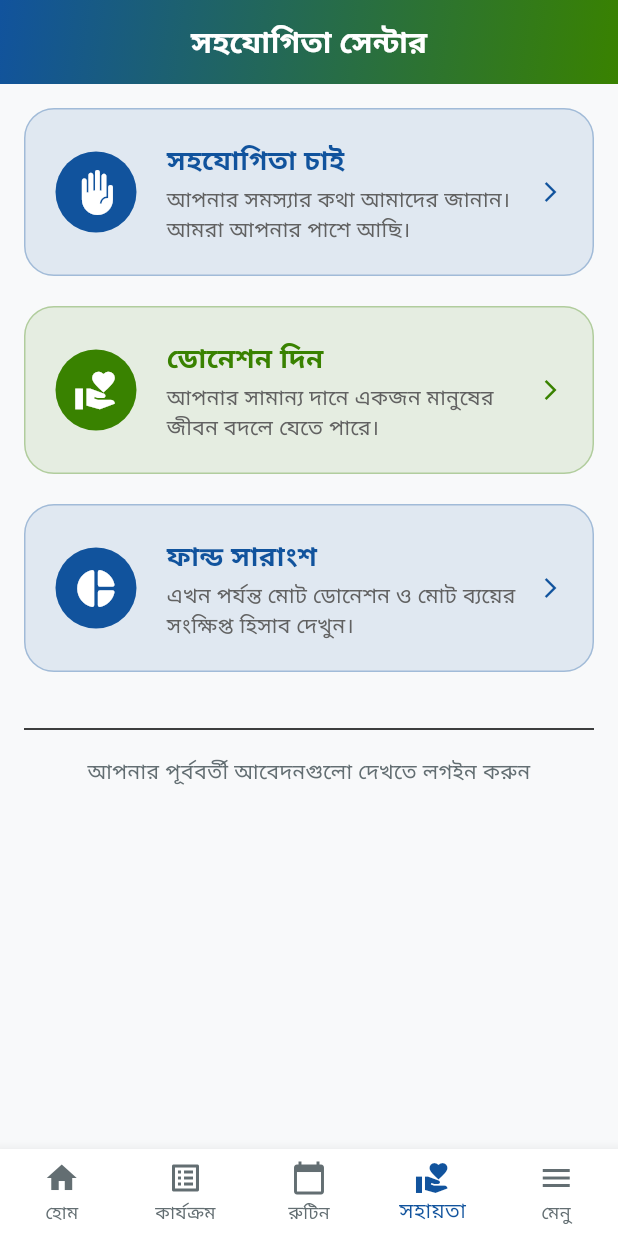
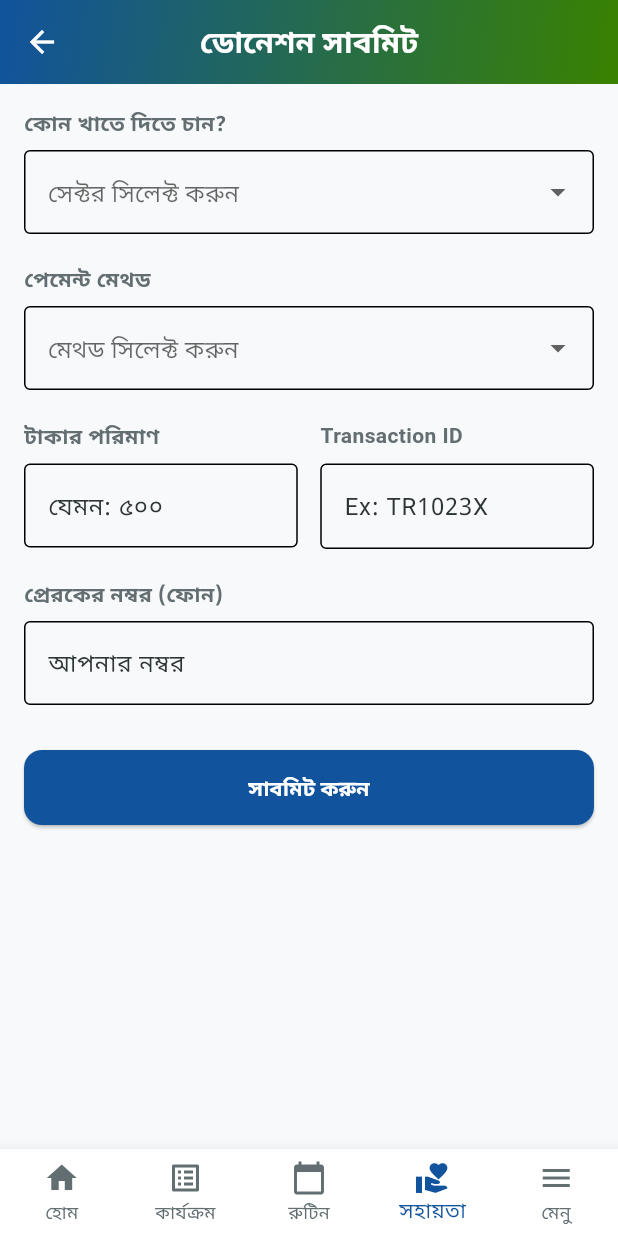
Before and after one commit to AGMKhair/hilful_fuzul_somaj_kollan_songstha, a Flutter app: the screen it shows after launch, item 4 of the bottom bar chosen, after a tap on "ডোনেশন দিন", on a phone screen of 412 x 824 dp. Run offline on Flutter 3.47's test engine with Material 3 defaults, Android fonts, the phone set to English and light mode, and no system bars; our stand-ins replace cloud_firestore, firebase_core, flutter_riverpod, flutter_screenutil, go_router, google_fonts; accounts and stored records are empty.

Commit message:
donation screen

```diff
--- a/lib/features/public/screen/home.dart
+++ b/lib/features/public/screen/home.dart
@@ -15,30 +15,37 @@ class HomeScreen extends StatelessWidget {
     final highlights = <ProjectHighlight>[
       ProjectHighlight(
         id: 'p1',
-        name: 'চলতি প্রজেক্ট ১',
-        address: 'ঢাকা, বাংলাদেশ',
+        name: 'কুরআন প্রতিযোগিতা অনুষ্ঠান',
+        address: 'ভাওরকোট, জয়াগ , সোনাইমুড়ী , নোয়াখালী',
         details:
-        'এই প্রজেক্টের মাধ্যমে অসহায় মানুষের পাশে দাঁড়ানো, জরুরি সহায়তা এবং প্রয়োজনীয় সাপোর্ট প্রদান করা হয়।',
-        imageUrl: null, // image না থাকলে logo দেখাবে
+        'শিশু-কিশোরদের কুরআন শিক্ষা ও নৈতিক মূল্যবোধ গঠনে উৎসাহিত করতে কুরআন তিলাওয়াত/হিফজ/কিরাত প্রতিযোগিতা আয়োজন করা হয়েছে।',
+        imageUrl: null,
       ),
       ProjectHighlight(
         id: 'p2',
-        name: 'চলতি প্রজেক্ট ২',
-        address: 'চট্টগ্রাম, বাংলাদেশ',
+        name: 'ইফতার বিতরণ (১৩৯ পরিবার)',
+        address: 'ভাওরকোট, জয়াগ , সোনাইমুড়ী , নোয়াখালী',
         details:
-        'শিক্ষা সহায়তা, সচেতনতা কর্মসূচি এবং কমিউনিটি সাপোর্টের মাধ্যমে এই কার্যক্রম পরিচালিত হয়।',
+        'রমজান মাসে অসহায় ও দরিদ্র ১৩৯টি পরিবারের মাঝে ইফতার সামগ্রী বিতরণ করে মানবিক সহায়তা প্রদান করা হচ্ছে।',
         imageUrl: null,
       ),
       ProjectHighlight(
         id: 'p3',
-        name: 'চলতি প্রজেক্ট ৩',
-        address: 'রাজশাহী, বাংলাদেশ',
+        name: 'কুরআন শিক্ষা কার্যক্রম (পুরুষ ও মহিলা)',
+        address: 'ভাওরকোট, জয়াগ , সোনাইমুড়ী , নোয়াখালী',
         details:
-        'স্বাস্থ্য ও চিকিৎসা সহায়তার অংশ হিসেবে মেডিকেল সাপোর্ট, প্রয়োজনীয় রেফারেল এবং তথ্য সহায়তা প্রদান করা হয়।',
+        'পুরুষ ও মহিলাদের জন্য আলাদা ব্যবস্থায় নিয়মিত কুরআন শিক্ষা কার্যক্রম পরিচালিত হচ্ছে—তাজবীদ, নাজেরা ও মৌলিক দ্বীনি শিক্ষা অন্তর্ভুক্ত।',
+        imageUrl: null,
+      ),
+      ProjectHighlight(
+        id: 'p4',
+        name: 'ইফতার মাহফিল/অনুষ্ঠান',
+        address: 'ভাওরকোট, জয়াগ , সোনাইমুড়ী , নোয়াখালী',
+        details:
+        'রমজানের বরকত ও ভ্রাতৃত্ববোধ জাগ্রত করতে সম্মিলিত ইফতার আয়োজন করা হচ্ছে—দোয়া, সংক্ষিপ্ত আলোচনা ও সামাজিক সম্প্রীতির বার্তা সহ।',
         imageUrl: null,
       ),
     ];
-
     return  Scaffold(
         body: CustomScrollView(
           slivers: [
--- /dev/null
+++ b/lib/features/support/donation_screen.dart
@@ -0,0 +1,161 @@
+import 'package:flutter/material.dart';
+import 'package:cloud_firestore/cloud_firestore.dart';
+import 'package:hilful_fuzul_somaj_kollan_songstha/core/utils/color_util.dart';
+
+class DonationScreen extends StatefulWidget {
+  const DonationScreen({super.key});
+
+  @override
+  State<DonationScreen> createState() => _DonationScreenState();
+}
+
+class _DonationScreenState extends State<DonationScreen> {
+  final _formKey = GlobalKey<FormState>();
+  String? _selectedSector;
+  String? _paymentMethod;
+  final _amountController = TextEditingController();
+  final _trxIdController = TextEditingController();
+  final _phoneController = TextEditingController();
+  bool _isLoading = false;
+
+  final List<String> _sectors = [
+    'সাধারণ দান (General)',
+    'খাদ্য বিতরণ',
+    'চিকিৎসা সহায়তা',
+    'শিক্ষা সহায়তা',
+    'মসজিদ/মাদরাসা',
+    'এতিম তহবিল',
+  ];
+
+  final List<String> _methods = ['Cash','bKash', 'Nagad', 'Rocket', 'Bank Transfer'];
+
+  Future<void> _submitDonation() async {
+    if (_formKey.currentState!.validate() && _selectedSector != null && _paymentMethod != null) {
+      setState(() => _isLoading = true);
+      try {
+        await FirebaseFirestore.instance.collection('donations').add({
+          'sector': _selectedSector,
+          'method': _paymentMethod,
+          'amount': double.tryParse(_amountController.text) ?? 0,
+          'transactionId': _trxIdController.text,
+          'senderPhone': _phoneController.text,
+          'status': 'Pending',
+          'createdAt': FieldValue.serverTimestamp(),
+        });
+        if (mounted) {
+          ScaffoldMessenger.of(context).showSnackBar(
+            const SnackBar(content: Text('আপনার ডোনেশন তথ্যটি সফলভাবে জমা হয়েছে। আমরা শীঘ্রই এটি ভেরিফাই করব।')),
+          );
+          Navigator.pop(context);
+        }
+      } catch (e) {
+        ScaffoldMessenger.of(context).showSnackBar(
+          SnackBar(content: Text('এরর: $e')),
+        );
+      } finally {
+        if (mounted) setState(() => _isLoading = false);
+      }
+    } else {
+      ScaffoldMessenger.of(context).showSnackBar(
+        const SnackBar(content: Text('অনুগ্রহ করে সব তথ্য সঠিকবাবে পূরণ করুন।')),
+      );
+    }
+  }
+
+  @override
+  Widget build(BuildContext context) {
+    return Scaffold(
+      appBar: AppBar(
+        title: const Text('ডোনেশন সাবমিট'),
+        centerTitle: true,
+        foregroundColor: Colors.white,
+        flexibleSpace: Container(
+          decoration: const BoxDecoration(gradient: ColorUtil.logoGradient),
+        ),
+      ),
+      body: _isLoading
+          ? const Center(child: CircularProgressIndicator())
+          : SingleChildScrollView(
+              padding: const EdgeInsets.all(16.0),
+              child: Form(
+                key: _formKey,
+                child: Column(
+                  crossAxisAlignment: CrossAxisAlignment.start,
+                  children: [
+                    const Text('কোন খাতে দিতে চান?', style: TextStyle(fontWeight: FontWeight.bold)),
+                    const SizedBox(height: 8),
+                    DropdownButtonFormField<String>(
+                      value: _selectedSector,
+                      items: _sectors.map((s) => DropdownMenuItem(value: s, child: Text(s))).toList(),
+                      onChanged: (val) => setState(() => _selectedSector = val),
+                      decoration: const InputDecoration(border: OutlineInputBorder(), hintText: 'সেক্টর সিলেক্ট করুন'),
+                    ),
+                    const SizedBox(height: 20),
+                    const Text('পেমেন্ট মেথড', style: TextStyle(fontWeight: FontWeight.bold)),
+                    const SizedBox(height: 8),
+                    DropdownButtonFormField<String>(
+                      value: _paymentMethod,
+                      items: _methods.map((m) => DropdownMenuItem(value: m, child: Text(m))).toList(),
+                      onChanged: (val) => setState(() => _paymentMethod = val),
+                      decoration: const InputDecoration(border: OutlineInputBorder(), hintText: 'মেথড সিলেক্ট করুন'),
+                    ),
+                    const SizedBox(height: 20),
+                    Row(
+                      children: [
+                        Expanded(
+                          child: Column(
+                            crossAxisAlignment: CrossAxisAlignment.start,
+                            children: [
+                              const Text('টাকার পরিমাণ', style: TextStyle(fontWeight: FontWeight.bold)),
+                              const SizedBox(height: 8),
+                              TextFormField(
+                                controller: _amountController,
+                                keyboardType: TextInputType.number,
+                                decoration: const InputDecoration(border: OutlineInputBorder(), hintText: 'যেমন: ৫০০'),
+                                validator: (val) => val!.isEmpty ? 'পরিমাণ দিন' : null,
+                              ),
+                            ],
+                          ),
+                        ),
+                        const SizedBox(width: 15),
+                        Expanded(
+                          child: Column(
+                            crossAxisAlignment: CrossAxisAlignment.start,
+                            children: [
+                              const Text('Transaction ID', style: TextStyle(fontWeight: FontWeight.bold)),
+                              const SizedBox(height: 8),
+                              TextFormField(
+                                controller: _trxIdController,
+                                decoration: const InputDecoration(border: OutlineInputBorder(), hintText: 'Ex: TR1023X'),
+                                validator: (val) => val!.isEmpty ? 'TrxID দিন' : null,
+                              ),
+                            ],
+                          ),
+                        ),
+                      ],
+                    ),
+                    const SizedBox(height: 20),
+                    const Text('প্রেরকের নম্বর (ফোন)', style: TextStyle(fontWeight: FontWeight.bold)),
+                    const SizedBox(height: 8),
+                    TextFormField(
+                      controller: _phoneController,
+                      keyboardType: TextInputType.phone,
+                      decoration: const InputDecoration(border: OutlineInputBorder(), hintText: 'আপনার নম্বর'),
+                      validator: (val) => val!.isEmpty ? 'নম্বর দিন' : null,
+                    ),
+                    const SizedBox(height: 30),
+                    SizedBox(
+                      width: double.infinity,
+                      height: 50,
+                      child: ElevatedButton(
+                        onPressed: _submitDonation,
+                        child: const Text('সাবমিট করুন'),
+                      ),
+                    ),
+                  ],
+                ),
+              ),
+            ),
+    );
+  }
+}
--- a/lib/features/support/support_screen.dart
+++ b/lib/features/support/support_screen.dart
@@ -1,6 +1,8 @@
 import 'package:flutter/material.dart';
 import 'package:hilful_fuzul_somaj_kollan_songstha/core/utils/color_util.dart';
+import 'package:hilful_fuzul_somaj_kollan_songstha/features/support/donation_screen.dart';
 import 'package:hilful_fuzul_somaj_kollan_songstha/features/support/fund_summary_screen.dart';
+import 'package:hilful_fuzul_somaj_kollan_songstha/features/support/help_request_screen.dart';
 
 class SupportScreen extends StatelessWidget {
   const SupportScreen({super.key});
@@ -29,7 +31,10 @@ class SupportScreen extends StatelessWidget {
               icon: Icons.front_hand,
               color: Theme.of(context).primaryColor,
               onTap: () {
-                // context.go('/help-request');
+                Navigator.push(
+                  context,
+                  MaterialPageRoute(builder: (_) => const HelpRequestScreen()),
+                );
               },
             ),
             const SizedBox(height: 20),
@@ -41,12 +46,15 @@ class SupportScreen extends StatelessWidget {
               icon: Icons.volunteer_activism,
               color: ColorUtil.logoGreen,
               onTap: () {
-                // context.go('/donate');
+                Navigator.push(
+                  context,
+                  MaterialPageRoute(builder: (_) => const DonationScreen()),
+                );
               },
             ),
             const SizedBox(height: 20),
 
-            // ✅ New: Fund Summary
+            // Fund Summary
             _buildSupportCard(
               context,
               title: 'ফান্ড সারাংশ',
@@ -58,7 +66,6 @@ class SupportScreen extends StatelessWidget {
                   context,
                   MaterialPageRoute(builder: (_) => const FundSummaryScreen()),
                 );
-                // অথবা go_router হলে: context.go('/fund-summary');
               },
             ),
 
```
Also changed, not shown: lib/features/support/help_request_screen.dart (added, +129 -0 lines).
